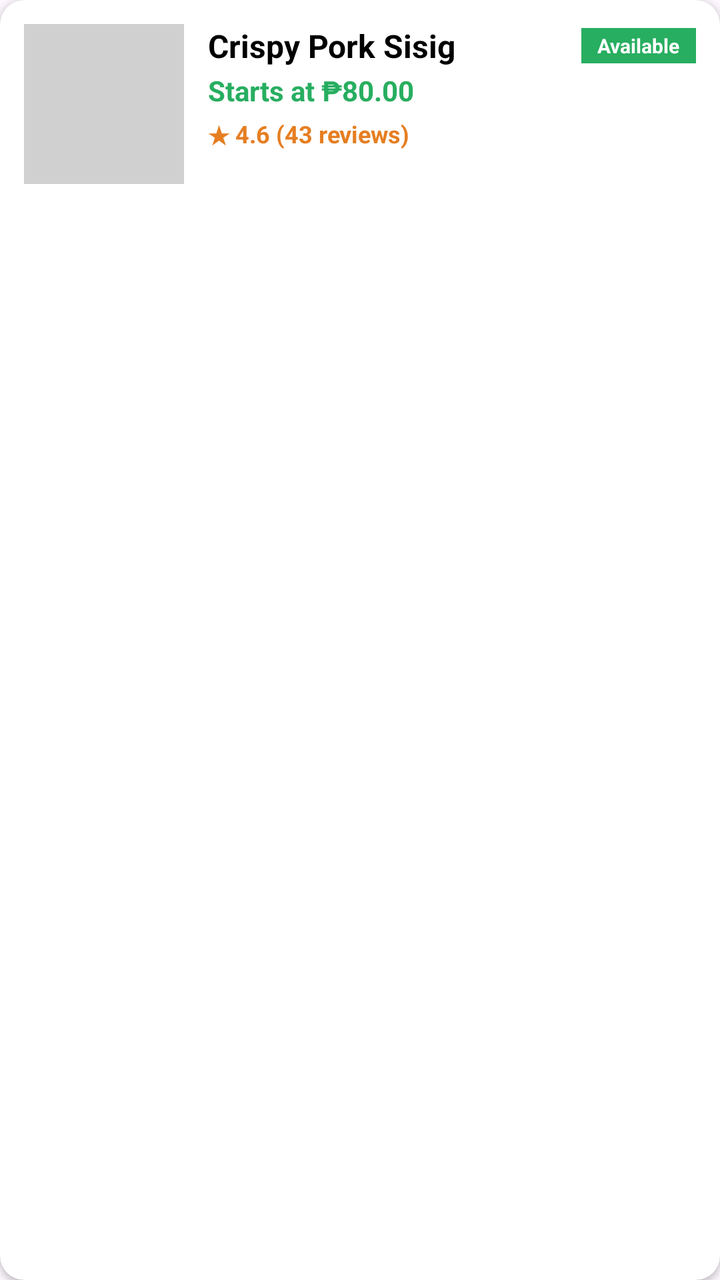
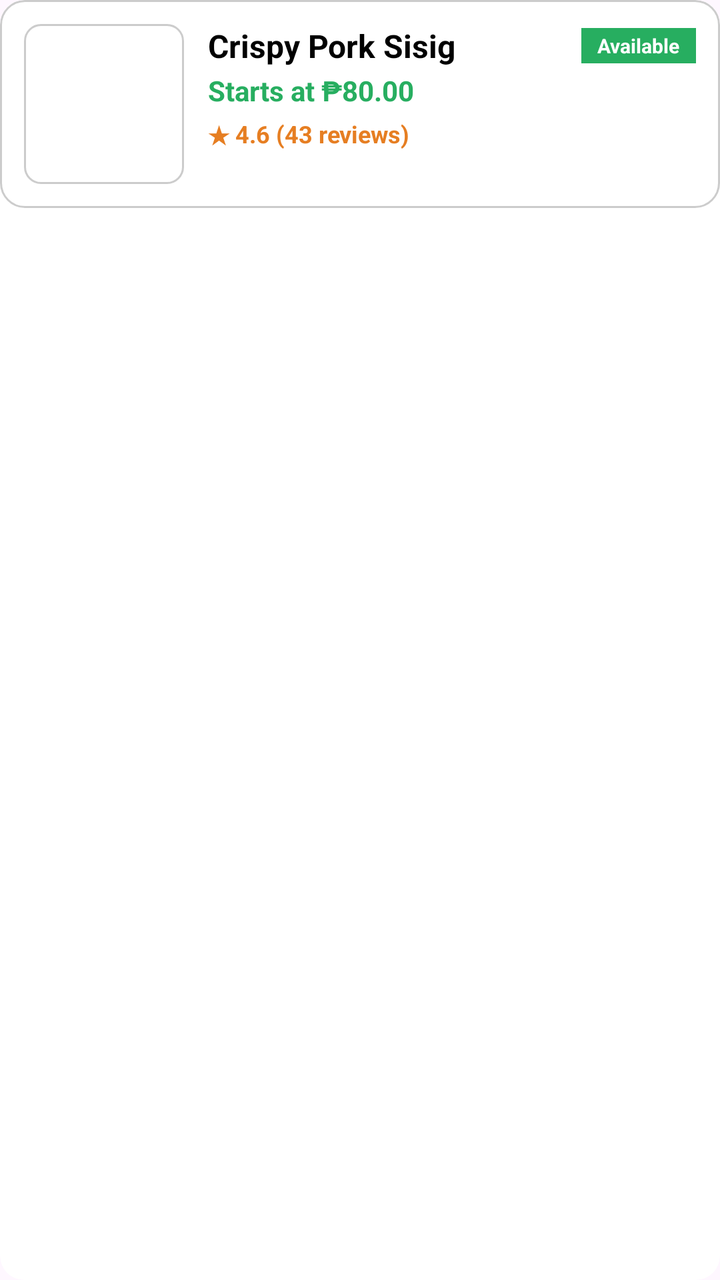

Before-and-after screenshots of an Android layout around one commit, followed by the original layout XML and the change that was made.
<!-- AndroidManifest.xml: application theme Theme.CafeTamGo -->
<!-- res/layout/item_menu.xml -->
<?xml version="1.0" encoding="utf-8"?>
<androidx.cardview.widget.CardView
    xmlns:android="http://schemas.android.com/apk/res/android"
    xmlns:app="http://schemas.android.com/apk/res-auto"
    android:layout_width="match_parent"
    android:layout_height="wrap_content"
    android:layout_marginBottom="12dp"
    app:cardCornerRadius="12dp"
    app:cardElevation="2dp">

    <LinearLayout
        android:layout_width="match_parent"
        android:layout_height="wrap_content"
        android:orientation="horizontal"
        android:padding="12dp">

        
        <ImageView
            android:id="@+id/ivFoodImage"
            android:layout_width="80dp"
            android:layout_height="80dp"
            android:background="#D0D0D0"
            android:scaleType="centerCrop" />

        <LinearLayout
            android:layout_width="0dp"
            android:layout_height="wrap_content"
            android:layout_marginStart="12dp"
            android:layout_weight="1"
            android:orientation="vertical">

            <LinearLayout
                android:layout_width="match_parent"
                android:layout_height="wrap_content"
                android:gravity="center_vertical">

                <TextView
                    android:id="@+id/tvFoodName"
                    android:layout_width="0dp"
                    android:layout_height="wrap_content"
                    android:layout_weight="1"
                    android:text="Crispy Pork Sisig"
                    android:textColor="#000000"
                    android:textSize="16sp"
                    android:textStyle="bold" />

                
                <TextView
                    android:id="@+id/tvAvailabilityBadge"
                    android:layout_width="wrap_content"
                    android:layout_height="wrap_content"
                    android:background="#27AE60"
                    android:paddingHorizontal="8dp"
                    android:paddingVertical="2dp"
                    android:text="Available"
                    android:textColor="#FFFFFF"
                    android:textSize="10sp"
                    android:textStyle="bold" />
            </LinearLayout>

            <TextView
                android:id="@+id/tvFoodPrice"
                android:layout_width="match_parent"
                android:layout_height="wrap_content"
                android:layout_marginTop="2dp"
                android:text="Starts at ₱80.00"
                android:textColor="#27AE60"
                android:textSize="14sp"
                android:textStyle="bold" />

            <TextView
                android:id="@+id/tvFoodRating"
                android:layout_width="match_parent"
                android:layout_height="wrap_content"
                android:layout_marginTop="4dp"
                android:text="★ 4.6 (43 reviews)"
                android:textColor="#E67E22"
                android:textSize="12sp"
                android:textStyle="bold" />
        </LinearLayout>
    </LinearLayout>
</androidx.cardview.widget.CardView>
<!-- resources referenced by this layout -->
<resources>
  <style name="Theme.CafeTamGo" parent="Base.Theme.CafeTamGo" />
  <style name="Base.Theme.CafeTamGo" parent="Theme.Material3.DayNight.NoActionBar">
          
          
      </style>
</resources>

<!-- the commit's change to res/layout/item_menu.xml (unified diff, before → after) -->
@@ -5,21 +5,26 @@
     android:layout_width="match_parent"
     android:layout_height="wrap_content"
     android:layout_marginBottom="12dp"
+    android:background="@drawable/bg_white_card_border"
+    app:cardBackgroundColor="#FFFFFF"
     app:cardCornerRadius="12dp"
-    app:cardElevation="2dp">
+    app:cardElevation="0dp">
 
     <LinearLayout
         android:layout_width="match_parent"
         android:layout_height="wrap_content"
+        android:background="@drawable/bg_white_card_border"
         android:orientation="horizontal"
-        android:padding="12dp">
+        android:padding="12dp"
+        app:cardBackgroundColor="#FFFFFF">
 
         
         <ImageView
             android:id="@+id/ivFoodImage"
             android:layout_width="80dp"
             android:layout_height="80dp"
-            android:background="#D0D0D0"
+            android:background="@drawable/bg_image_placeholder"
+            android:padding="1dp"
             android:scaleType="centerCrop" />
 
         <LinearLayout
<!-- resource entries referenced after the edit -->
@@ -1,5 +1,25 @@
 <!-- resources referenced by this layout -->
 <resources>
+  <!-- drawable bg_image_placeholder (drawable) -->
+  <?xml version="1.0" encoding="utf-8"?>
+  <shape xmlns:android="http://schemas.android.com/apk/res/android"
+      android:shape="rectangle">
+      <solid android:color="#FFFFFF" />
+      <stroke
+          android:width="1dp"
+          android:color="#CCCCCC" />
+      <corners android:radius="8dp" />
+  </shape>
+  <!-- drawable bg_white_card_border (drawable) -->
+  <?xml version="1.0" encoding="utf-8"?>
+  <shape xmlns:android="http://schemas.android.com/apk/res/android"
+      android:shape="rectangle">
+      <solid android:color="#FFFFFF" />
+      <stroke
+          android:width="1dp"
+          android:color="#CCCCCC" />
+      <corners android:radius="12dp" />
+  </shape>
   <style name="Theme.CafeTamGo" parent="Base.Theme.CafeTamGo" />
   <style name="Base.Theme.CafeTamGo" parent="Theme.Material3.DayNight.NoActionBar">
           
